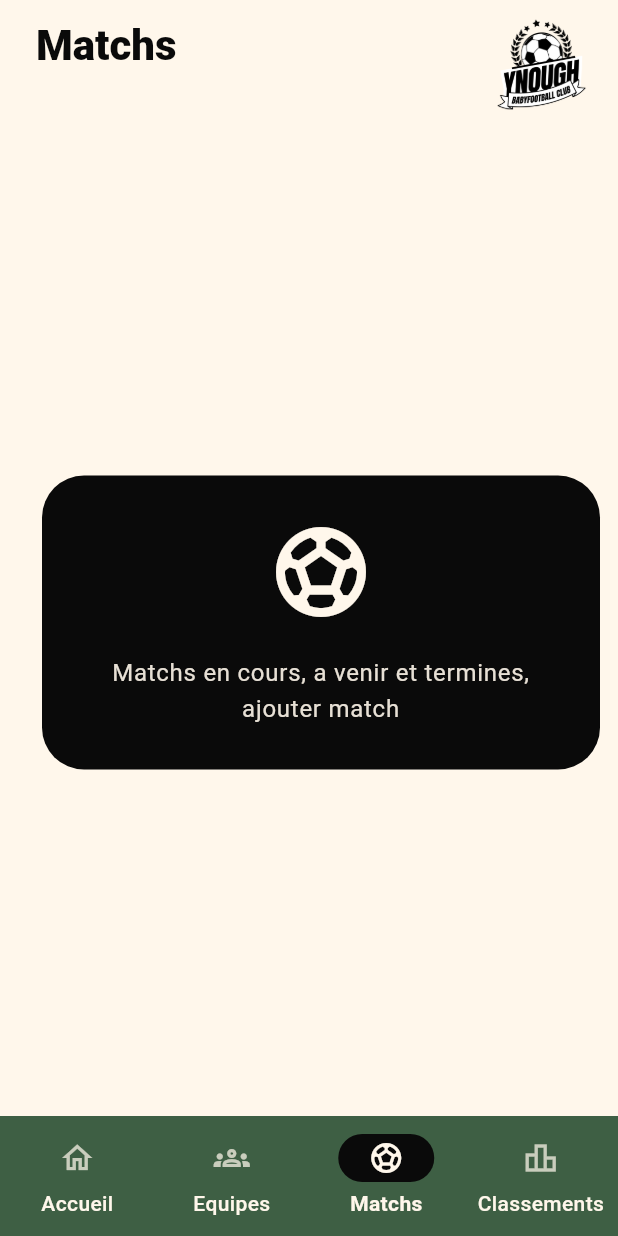
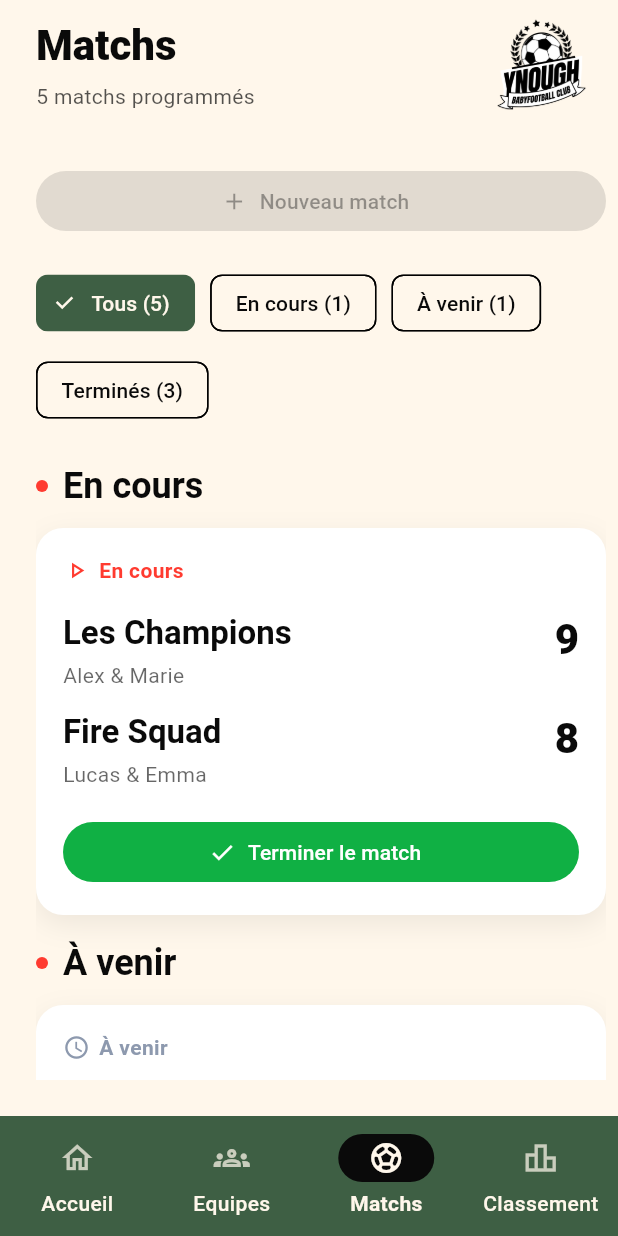
Before and after one commit to Ynough-Corporation/Ynough_dev, a Flutter app: the screen it shows after launch, item 3 of the bottom bar chosen, on a phone screen of 412 x 824 dp. Run offline on Flutter 3.47's test engine with Material 3 defaults, Android fonts, the phone set to English and light mode, and no system bars.

Commit message:
feat(matchs) : matches page done but with fake data

```diff
--- /dev/null
+++ b/Ynough/lib/matches/match_item.dart
@@ -0,0 +1,27 @@
+enum MatchStatus {
+  live,
+  upcoming,
+  finished,
+}
+
+class MatchItem {
+  const MatchItem({
+    required this.id,
+    required this.homeTeamName,
+    required this.awayTeamName,
+    required this.homePlayers,
+    required this.awayPlayers,
+    required this.homeScore,
+    required this.awayScore,
+    required this.status,
+  });
+
+  final String id;
+  final String homeTeamName;
+  final String awayTeamName;
+  final List<String> homePlayers;
+  final List<String> awayPlayers;
+  final int homeScore;
+  final int awayScore;
+  final MatchStatus status;
+}
--- /dev/null
+++ b/Ynough/lib/matches/matches_page.dart
@@ -0,0 +1,378 @@
+import 'package:flutter/material.dart';
+
+import 'match_item.dart';
+import '../navbar/navbar.dart';
+import '../widgets/page_header.dart';
+
+const List<MatchItem> _mockMatches = [
+  MatchItem(
+    id: '1',
+    homeTeamName: 'Les Champions',
+    awayTeamName: 'Fire Squad',
+    homePlayers: ['Alex', 'Marie'],
+    awayPlayers: ['Lucas', 'Emma'],
+    homeScore: 9,
+    awayScore: 8,
+    status: MatchStatus.live,
+  ),
+  MatchItem(
+    id: '2',
+    homeTeamName: 'Les Rookies',
+    awayTeamName: 'Les Invincibles',
+    homePlayers: ['Pierre', 'Julie'],
+    awayPlayers: ['Thomas', 'Sophie'],
+    homeScore: 0,
+    awayScore: 0,
+    status: MatchStatus.upcoming,
+  ),
+  MatchItem(
+    id: '3',
+    homeTeamName: 'Power Smash',
+    awayTeamName: 'Thunder Team',
+    homePlayers: ['Noah', 'Lina'],
+    awayPlayers: ['Hugo', 'Lea'],
+    homeScore: 11,
+    awayScore: 6,
+    status: MatchStatus.finished,
+  ),
+  MatchItem(
+    id: '4',
+    homeTeamName: 'Blue Falcons',
+    awayTeamName: 'Red Storm',
+    homePlayers: ['Ines', 'Yanis'],
+    awayPlayers: ['Mila', 'Ethan'],
+    homeScore: 7,
+    awayScore: 10,
+    status: MatchStatus.finished,
+  ),
+  MatchItem(
+    id: '5',
+    homeTeamName: 'Golden Set',
+    awayTeamName: 'Night Hawks',
+    homePlayers: ['Sarah', 'Amine'],
+    awayPlayers: ['Chloe', 'Nolan'],
+    homeScore: 4,
+    awayScore: 2,
+    status: MatchStatus.finished,
+  ),
+];
+
+class MatchesPage extends StatefulWidget {
+  const MatchesPage({super.key});
+
+  @override
+  State<MatchesPage> createState() => _MatchesPageState();
+}
+
+class _MatchesPageState extends State<MatchesPage> {
+  MatchFilter _selectedFilter = MatchFilter.all;
+
+  @override
+  Widget build(BuildContext context) {
+    final matches = _mockMatches;
+    final filteredMatches = _selectedFilter.apply(matches);
+
+    return Container(
+      width: double.infinity,
+      padding: const EdgeInsets.fromLTRB(24, 0, 8, 24),
+      color: ynoughCream,
+      child: SafeArea(
+        top: false,
+        child: Column(
+          crossAxisAlignment: CrossAxisAlignment.start,
+          children: [
+            PageHeader(
+              title: 'Matchs',
+              subtitle: '${matches.length} matchs programmés',
+            ),
+            const SizedBox(height: 24),
+            SizedBox(
+              width: double.infinity,
+              child: FilledButton.icon(
+                onPressed: null,
+                icon: const Icon(Icons.add),
+                label: const Text('Nouveau match'),
+              ),
+            ),
+            const SizedBox(height: 20),
+            Wrap(
+              spacing: 10,
+              runSpacing: 10,
+              children: MatchFilter.values.map((filter) {
+                final count = filter.apply(matches).length;
+                return ChoiceChip(
+                  selected: _selectedFilter == filter,
+                  label: Text('${filter.label} ($count)'),
+                  onSelected: (_) {
+                    setState(() {
+                      _selectedFilter = filter;
+                    });
+                  },
+                );
+              }).toList(),
+            ),
+            const SizedBox(height: 24),
+            Expanded(
+              child: filteredMatches.isEmpty
+                  ? const _EmptyMatchesState()
+                  : ListView(
+                      physics: const AlwaysScrollableScrollPhysics(),
+                      children: _buildSections(context, filteredMatches),
+                    ),
+            ),
+          ],
+        ),
+      ),
+    );
+  }
+
+  List<Widget> _buildSections(BuildContext context, List<MatchItem> matches) {
+    final liveMatches = matches.where((match) => match.status == MatchStatus.live).toList();
+    final upcomingMatches =
+        matches.where((match) => match.status == MatchStatus.upcoming).toList();
+    final finishedMatches =
+        matches.where((match) => match.status == MatchStatus.finished).toList();
+
+    final sections = <Widget>[];
+
+    void addSection(String title, List<MatchItem> data) {
+      if (data.isEmpty) {
+        return;
+      }
+      sections.add(_SectionTitle(title: title));
+      sections.add(const SizedBox(height: 12));
+      sections.addAll(
+        data.map((match) => Padding(
+              padding: const EdgeInsets.only(bottom: 16),
+              child: MatchCard(match: match),
+            )),
+      );
+    }
+
+    if (_selectedFilter == MatchFilter.all) {
+      addSection('En cours', liveMatches);
+      addSection('À venir', upcomingMatches);
+      addSection('Terminés', finishedMatches);
+      return sections;
+    }
+
+    addSection(_selectedFilter.sectionTitle, matches);
+    return sections;
+  }
+}
+
+enum MatchFilter {
+  all('Tous', 'Tous'),
+  live('En cours', 'En cours'),
+  upcoming('À venir', 'À venir'),
+  finished('Terminés', 'Terminés');
+
+  const MatchFilter(this.label, this.sectionTitle);
+
+  final String label;
+  final String sectionTitle;
+
+  List<MatchItem> apply(List<MatchItem> matches) {
+    switch (this) {
+      case MatchFilter.all:
+        return matches;
+      case MatchFilter.live:
+        return matches.where((match) => match.status == MatchStatus.live).toList();
+      case MatchFilter.upcoming:
+        return matches.where((match) => match.status == MatchStatus.upcoming).toList();
+      case MatchFilter.finished:
+        return matches.where((match) => match.status == MatchStatus.finished).toList();
+    }
+  }
+}
+
+class MatchCard extends StatelessWidget {
+  const MatchCard({
+    super.key,
+    required this.match,
+  });
+
+  final MatchItem match;
+
+  @override
+  Widget build(BuildContext context) {
+    return Container(
+      decoration: BoxDecoration(
+        color: Colors.white,
+        borderRadius: BorderRadius.circular(18),
+        boxShadow: const [
+          BoxShadow(
+            color: Color(0x12000000),
+            blurRadius: 16,
+            offset: Offset(0, 6),
+          ),
+        ],
+      ),
+      child: Padding(
+        padding: const EdgeInsets.all(18),
+        child: Column(
+          crossAxisAlignment: CrossAxisAlignment.start,
+          children: [
+            _StatusBadge(status: match.status),
+            const SizedBox(height: 18),
+            _TeamRow(
+              teamName: match.homeTeamName,
+              players: match.homePlayers,
+              score: match.homeScore,
+            ),
+            const SizedBox(height: 14),
+            _TeamRow(
+              teamName: match.awayTeamName,
+              players: match.awayPlayers,
+              score: match.awayScore,
+            ),
+            if (match.status == MatchStatus.live) ...[
+              const SizedBox(height: 18),
+              SizedBox(
+                width: double.infinity,
+                child: FilledButton.icon(
+                  onPressed: null,
+                  style: FilledButton.styleFrom(
+                    backgroundColor: const Color(0xFF10B044),
+                    disabledBackgroundColor: const Color(0xFF10B044),
+                    disabledForegroundColor: Colors.white,
+                  ),
+                  icon: const Icon(Icons.check),
+                  label: const Text('Terminer le match'),
+                ),
+              ),
+            ],
+          ],
+        ),
+      ),
+    );
+  }
+}
+
+class _TeamRow extends StatelessWidget {
+  const _TeamRow({
+    required this.teamName,
+    required this.players,
+    required this.score,
+  });
+
+  final String teamName;
+  final List<String> players;
+  final int score;
+
+  @override
+  Widget build(BuildContext context) {
+    return Row(
+      crossAxisAlignment: CrossAxisAlignment.start,
+      children: [
+        Expanded(
+          child: Column(
+            crossAxisAlignment: CrossAxisAlignment.start,
+            children: [
+              Text(
+                teamName,
+                style: Theme.of(context).textTheme.titleLarge?.copyWith(
+                      fontWeight: FontWeight.w700,
+                      color: ynoughBlack,
+                    ),
+              ),
+              const SizedBox(height: 4),
+              Text(
+                players.isEmpty ? 'Joueurs non renseignés' : players.join(' & '),
+                style: Theme.of(context).textTheme.bodyMedium?.copyWith(
+                      color: ynoughBlack.withValues(alpha: 0.62),
+                    ),
+              ),
+            ],
+          ),
+        ),
+        const SizedBox(width: 16),
+        Text(
+          '$score',
+          style: Theme.of(context).textTheme.headlineMedium?.copyWith(
+                fontWeight: FontWeight.w800,
+                color: ynoughBlack,
+              ),
+        ),
+      ],
+    );
+  }
+}
+
+class _StatusBadge extends StatelessWidget {
+  const _StatusBadge({
+    required this.status,
+  });
+
+  final MatchStatus status;
+
+  @override
+  Widget build(BuildContext context) {
+    final (text, color, icon) = switch (status) {
+      MatchStatus.live => ('En cours', const Color(0xFFFF3B30), Icons.play_arrow_outlined),
+      MatchStatus.upcoming => ('À venir', const Color(0xFF8D99AE), Icons.schedule),
+      MatchStatus.finished => ('Terminé', const Color(0xFF3E5F44), Icons.check_circle_outline),
+    };
+
+    return Row(
+      mainAxisSize: MainAxisSize.min,
+      children: [
+        Icon(icon, size: 18, color: color),
+        const SizedBox(width: 6),
+        Text(
+          text,
+          style: Theme.of(context).textTheme.bodyMedium?.copyWith(
+                color: color,
+                fontWeight: FontWeight.w600,
+              ),
+        ),
+      ],
+    );
+  }
+}
+
+class _SectionTitle extends StatelessWidget {
+  const _SectionTitle({
+    required this.title,
+  });
+
+  final String title;
+
+  @override
+  Widget build(BuildContext context) {
+    return Row(
+      children: [
+        Container(
+          width: 8,
+          height: 8,
+          decoration: const BoxDecoration(
+            color: Color(0xFFFF3B30),
+            shape: BoxShape.circle,
+          ),
+        ),
+        const SizedBox(width: 10),
+        Text(
+          title,
+          style: Theme.of(context).textTheme.headlineSmall?.copyWith(
+                fontWeight: FontWeight.w700,
+                color: ynoughBlack,
+              ),
+        ),
+      ],
+    );
+  }
+}
+
+class _EmptyMatchesState extends StatelessWidget {
+  const _EmptyMatchesState();
+
+  @override
+  Widget build(BuildContext context) {
+    return Center(
+      child: Text(
+        'Aucun match disponible.',
+        style: Theme.of(context).textTheme.titleMedium,
+      ),
+    );
+  }
+}
--- a/Ynough/lib/navbar/navbar.dart
+++ b/Ynough/lib/navbar/navbar.dart
@@ -1,4 +1,7 @@
 import 'package:flutter/material.dart';
+
+import '../matches/matches_page.dart';
+import '../pages/placeholder_page.dart';
 
 const ynoughBlack = Color(0xFF0A0A0A);
 const ynoughCream = Color(0xFFFFF7EB);
@@ -13,44 +16,40 @@ class MainNavigationScreen extends StatefulWidget {
 class _MainNavigationScreenState extends State<MainNavigationScreen> {
   int _selectedIndex = 0;
 
-  static const List<_NavigationPageData> _pages = [
-    _NavigationPageData(
+  static final List<_NavigationPageData> _pages = [
+    const _NavigationPageData(
       title: 'Accueil',
       icon: Icons.home_outlined,
       selectedIcon: Icons.home,
-      page: SectionPage(
+      page: PlaceholderPage(
         title: 'Accueil',
         subtitle: 'Match en cours, top 3 classement, prochains matchs',
         icon: Icons.home,
       ),
     ),
-    _NavigationPageData(
+    const _NavigationPageData(
       title: 'Equipes',
       icon: Icons.groups_outlined,
       selectedIcon: Icons.groups,
-      page: SectionPage(
+      page: PlaceholderPage(
         title: 'Equipes',
-        subtitle: 'Equipes inscrites, leur nombre de victoires et de defaites, bouton ajouter une equipe',
+        subtitle: 'Équipes inscrites, leur nombre de victoires et de défaites, bouton ajouter une équipe',
         icon: Icons.groups,
       ),
     ),
-    _NavigationPageData(
+    const _NavigationPageData(
       title: 'Matchs',
       icon: Icons.sports_soccer_outlined,
       selectedIcon: Icons.sports_soccer,
-      page: SectionPage(
-        title: 'Matchs',
-        subtitle: 'Matchs en cours, a venir et termines, ajouter match',
-        icon: Icons.sports_soccer,
-      ),
+      page: MatchesPage(),
     ),
-    _NavigationPageData(
-      title: 'Classements',
+    const _NavigationPageData(
+      title: 'Classement',
       icon: Icons.leaderboard_outlined,
       selectedIcon: Icons.leaderboard,
-      page: SectionPage(
-        title: 'Classements',
-        subtitle: 'Classement general de toutes les equipes',
+      page: PlaceholderPage(
+        title: 'Classement',
+        subtitle: 'Classement général de toutes les équipes',
         icon: Icons.leaderboard,
       ),
     ),
@@ -97,104 +96,3 @@ class _NavigationPageData {
   final IconData selectedIcon;
   final Widget page;
 }
-
-class SectionPage extends StatelessWidget {
-  const SectionPage({
-    super.key,
-    required this.title,
-    required this.subtitle,
-    required this.icon,
-  });
-
-  final String title;
-  final String subtitle;
-  final IconData icon;
-
-  @override
-  Widget build(BuildContext context) {
-    return Container(
-      width: double.infinity,
-      padding: const EdgeInsets.fromLTRB(24, 0, 8, 24),
-      color: ynoughCream,
-      child: SafeArea(
-        top: false,
-        child: Column(
-          crossAxisAlignment: CrossAxisAlignment.start,
-          children: [
-            Row(
-              crossAxisAlignment: CrossAxisAlignment.start,
-              children: [
-                Expanded(
-                  child: Padding(
-                    padding: const EdgeInsets.only(top: 12),
-                    child: Text(
-                      title,
-                      style: Theme.of(context).textTheme.headlineMedium?.copyWith(
-                        color: ynoughBlack,
-                        fontWeight: FontWeight.w800,
-                      ),
-                    ),
-                  ),
-                ),
-                const SizedBox(width: 16),
-                const Padding(
-                  padding: EdgeInsets.only(top: 0),
-                  child: _YnoughHeaderLogo(),
-                ),
-              ],
-            ),
-            const SizedBox(height: 24),
-            Expanded(
-              child: Center(
-                child: ConstrainedBox(
-                  constraints: const BoxConstraints(maxWidth: 520),
-                  child: Card(
-                    elevation: 0,
-                    color: ynoughBlack,
-                    shape: RoundedRectangleBorder(
-                      borderRadius: BorderRadius.circular(28),
-                    ),
-                    child: Padding(
-                      padding: const EdgeInsets.all(28),
-                      child: Column(
-                        mainAxisSize: MainAxisSize.min,
-                        children: [
-                          Icon(icon, size: 72, color: ynoughCream),
-                          const SizedBox(height: 20),
-                          Text(
-                            subtitle,
-                            style: Theme.of(context).textTheme.bodyLarge?.copyWith(
-                              color: ynoughCream.withValues(alpha: 0.9),
-                            ),
-                            textAlign: TextAlign.center,
-                          ),
-                        ],
-                      ),
-                    ),
-                  ),
-                ),
-              ),
-            ),
-          ],
-        ),
-      ),
-    );
-  }
-}
-
- class _YnoughHeaderLogo extends StatelessWidget {
-  const _YnoughHeaderLogo();
-
-  @override
-  Widget build(BuildContext context) {
-    return ClipRRect(
-      borderRadius: BorderRadius.circular(16),
-      child: Image.asset(
-        'images/Logo-transparent.png',
-        width: 86,
-        height: 86,
-        fit: BoxFit.contain,
-      ),
-    );
-  }
-}
--- /dev/null
+++ b/Ynough/lib/pages/placeholder_page.dart
@@ -0,0 +1,67 @@
+import 'package:flutter/material.dart';
+
+import '../navbar/navbar.dart';
+import '../widgets/page_header.dart';
+
+class PlaceholderPage extends StatelessWidget {
+  const PlaceholderPage({
+    super.key,
+    required this.title,
+    required this.subtitle,
+    required this.icon,
+  });
+
+  final String title;
+  final String subtitle;
+  final IconData icon;
+
+  @override
+  Widget build(BuildContext context) {
+    return Container(
+      width: double.infinity,
+      padding: const EdgeInsets.fromLTRB(24, 0, 8, 24),
+      color: ynoughCream,
+      child: SafeArea(
+        top: false,
+        child: Column(
+          crossAxisAlignment: CrossAxisAlignment.start,
+          children: [
+            PageHeader(title: title),
+            const SizedBox(height: 24),
+            Expanded(
+              child: Center(
+                child: ConstrainedBox(
+                  constraints: const BoxConstraints(maxWidth: 520),
+                  child: Card(
+                    elevation: 0,
+                    color: ynoughBlack,
+                    shape: RoundedRectangleBorder(
+                      borderRadius: BorderRadius.circular(28),
+                    ),
+                    child: Padding(
+                      padding: const EdgeInsets.all(28),
+                      child: Column(
+                        mainAxisSize: MainAxisSize.min,
+                        children: [
+                          Icon(icon, size: 72, color: ynoughCream),
+                          const SizedBox(height: 20),
+                          Text(
+                            subtitle,
+                            style: Theme.of(context).textTheme.bodyLarge?.copyWith(
+                                  color: ynoughCream.withValues(alpha: 0.9),
+                                ),
+                            textAlign: TextAlign.center,
+                          ),
+                        ],
+                      ),
+                    ),
+                  ),
+                ),
+              ),
+            ),
+          ],
+        ),
+      ),
+    );
+  }
+}
--- /dev/null
+++ b/Ynough/lib/widgets/page_header.dart
@@ -0,0 +1,66 @@
+import 'package:flutter/material.dart';
+
+class PageHeader extends StatelessWidget {
+  const PageHeader({
+    super.key,
+    required this.title,
+    this.subtitle,
+  });
+
+  final String title;
+  final String? subtitle;
+
+  @override
+  Widget build(BuildContext context) {
+    return Row(
+      crossAxisAlignment: CrossAxisAlignment.start,
+      children: [
+        Expanded(
+          child: Padding(
+            padding: const EdgeInsets.only(top: 12),
+            child: Column(
+              crossAxisAlignment: CrossAxisAlignment.start,
+              children: [
+                Text(
+                  title,
+                  style: Theme.of(context).textTheme.headlineMedium?.copyWith(
+                        color: const Color(0xFF0A0A0A),
+                        fontWeight: FontWeight.w800,
+                      ),
+                ),
+                if (subtitle != null) ...[
+                  const SizedBox(height: 6),
+                  Text(
+                    subtitle!,
+                    style: Theme.of(context).textTheme.bodyMedium?.copyWith(
+                          color: const Color(0xFF0A0A0A).withValues(alpha: 0.7),
+                        ),
+                  ),
+                ],
+              ],
+            ),
+          ),
+        ),
+        const SizedBox(width: 16),
+        const _YnoughHeaderLogo(),
+      ],
+    );
+  }
+}
+
+class _YnoughHeaderLogo extends StatelessWidget {
+  const _YnoughHeaderLogo();
+
+  @override
+  Widget build(BuildContext context) {
+    return ClipRRect(
+      borderRadius: BorderRadius.circular(16),
+      child: Image.asset(
+        'images/Logo-transparent.png',
+        width: 86,
+        height: 86,
+        fit: BoxFit.contain,
+      ),
+    );
+  }
+}
```
